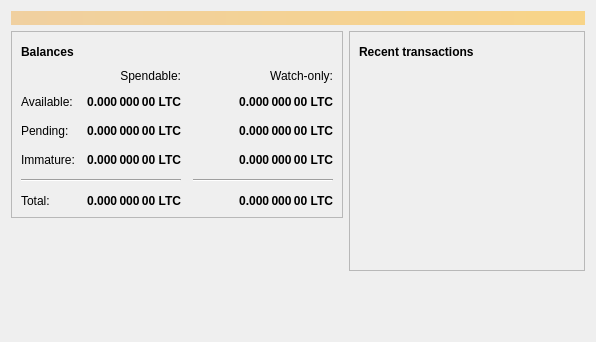
Arthurb101/cougarCoin, file src/qt/forms/overviewpage.ui: the form before one commit.
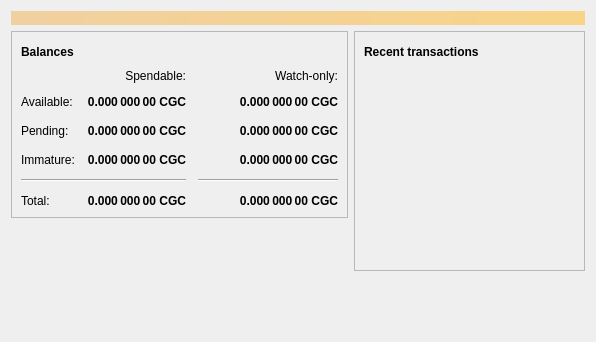
The form after the commit. Icons and pictures are not drawn.

Patch:
```diff
--- a/src/qt/forms/overviewpage.ui
+++ b/src/qt/forms/overviewpage.ui
@@ -129,7 +129,7 @@
                <string>Unconfirmed transactions to watch-only addresses</string>
               </property>
               <property name="text">
-               <string notr="true">0.000 000 00 LTC</string>
+               <string notr="true">0.000 000 00 CGC</string>
               </property>
               <property name="alignment">
                <set>Qt::AlignRight|Qt::AlignTrailing|Qt::AlignVCenter</set>
@@ -154,7 +154,7 @@
                <string>Total of transactions that have yet to be confirmed, and do not yet count toward the spendable balance</string>
               </property>
               <property name="text">
-               <string notr="true">0.000 000 00 LTC</string>
+               <string notr="true">0.000 000 00 CGC</string>
               </property>
               <property name="alignment">
                <set>Qt::AlignRight|Qt::AlignTrailing|Qt::AlignVCenter</set>
@@ -179,7 +179,7 @@
                <string>Mined balance in watch-only addresses that has not yet matured</string>
               </property>
               <property name="text">
-               <string notr="true">0.000 000 00 LTC</string>
+               <string notr="true">0.000 000 00 CGC</string>
               </property>
               <property name="alignment">
                <set>Qt::AlignRight|Qt::AlignTrailing|Qt::AlignVCenter</set>
@@ -237,7 +237,7 @@
                <string>Mined balance that has not yet matured</string>
               </property>
               <property name="text">
-               <string notr="true">0.000 000 00 LTC</string>
+               <string notr="true">0.000 000 00 CGC</string>
               </property>
               <property name="alignment">
                <set>Qt::AlignRight|Qt::AlignTrailing|Qt::AlignVCenter</set>
@@ -282,7 +282,7 @@
                <string>Your current total balance</string>
               </property>
               <property name="text">
-               <string notr="true">0.000 000 00 LTC</string>
+               <string notr="true">0.000 000 00 CGC</string>
               </property>
               <property name="alignment">
                <set>Qt::AlignRight|Qt::AlignTrailing|Qt::AlignVCenter</set>
@@ -307,7 +307,7 @@
                <string>Current total balance in watch-only addresses</string>
               </property>
               <property name="text">
-               <string notr="true">0.000 000 00 LTC</string>
+               <string notr="true">0.000 000 00 CGC</string>
               </property>
               <property name="alignment">
                <set>Qt::AlignRight|Qt::AlignTrailing|Qt::AlignVCenter</set>
@@ -349,7 +349,7 @@
                <string>Your current spendable balance</string>
               </property>
               <property name="text">
-               <string notr="true">0.000 000 00 LTC</string>
+               <string notr="true">0.000 000 00 CGC</string>
               </property>
               <property name="alignment">
                <set>Qt::AlignRight|Qt::AlignTrailing|Qt::AlignVCenter</set>
@@ -374,7 +374,7 @@
                <string>Your current balance in watch-only addresses</string>
               </property>
               <property name="text">
-               <string notr="true">0.000 000 00 LTC</string>
+               <string notr="true">0.000 000 00 CGC</string>
               </property>
               <property name="alignment">
                <set>Qt::AlignRight|Qt::AlignTrailing|Qt::AlignVCenter</set>
```
